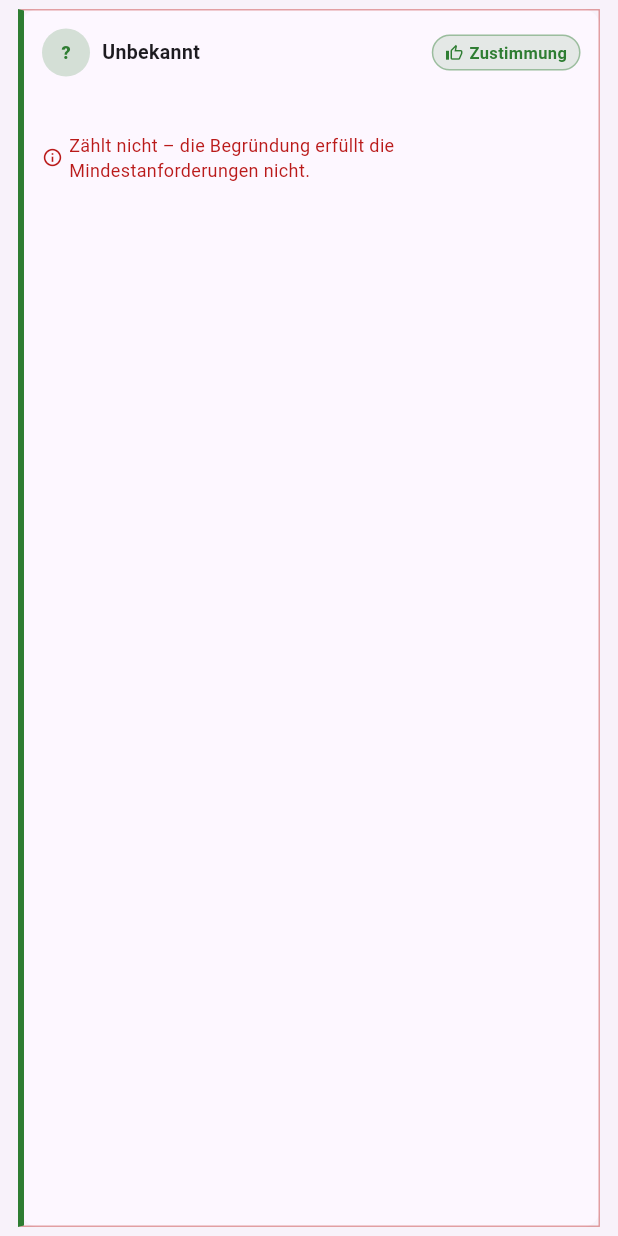
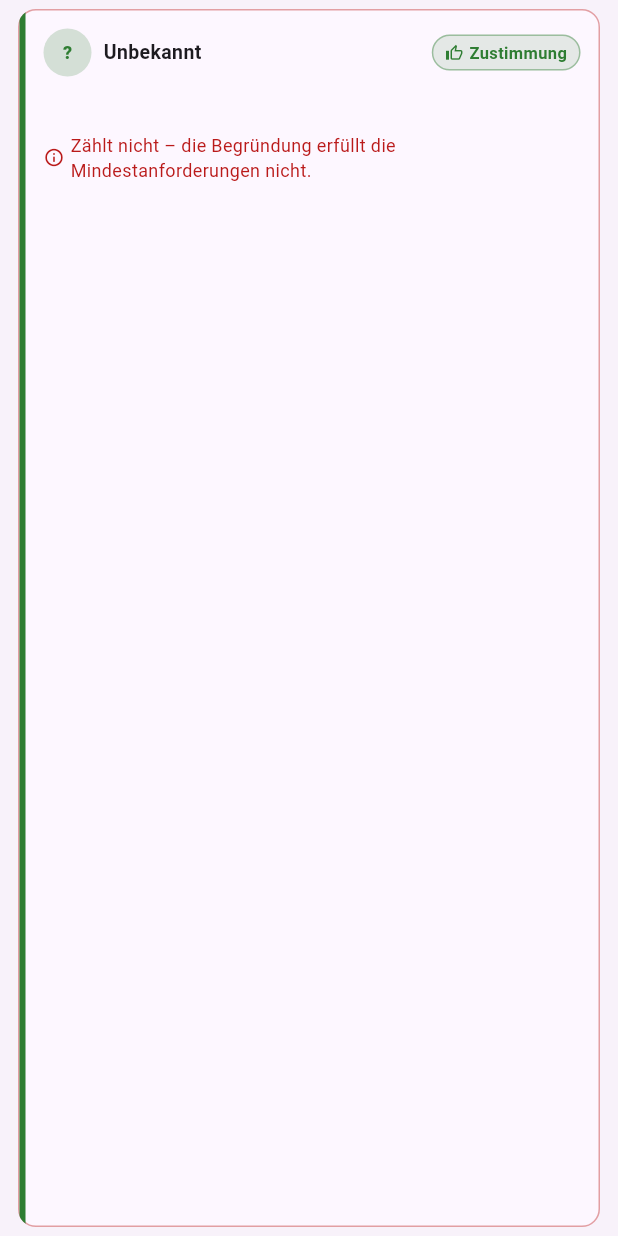
Before and after one commit to Rehajel15/reasoned, a Flutter app: the ReplyCard widget shown alone on an empty page, opened directly with empty values, on a phone screen of 412 x 824 dp. Run offline on Flutter 3.47's test engine with Material 3 defaults, Android fonts, the phone set to English and light mode, and no system bars; our stand-ins replace image_picker.

Commit message:
Fix non-uniform border crash in reply card
A Container with borderRadius can't carry a Border whose sides have
different colors or widths. The reply card had a 4-px stance-colored
left BorderSide combined with neutral sides on the other three, and the
inner steelman block had the same shape. Both now render the colored
stripe as a Positioned child inside a Stack, with a uniform outer border
and clipBehavior antiAlias to keep the rounded corner crop intact.

Also updates the onboarding widget test to look for the new ID-scan
heading instead of the removed klarname form heading.

Co-Authored-By: Claude Opus 4.7 <noreply@anthropic.com>

```diff
--- a/lib/widgets/reply_card.dart
+++ b/lib/widgets/reply_card.dart
@@ -17,31 +17,21 @@ class ReplyCard extends StatelessWidget {
     final counts = reply.counts;
 
     final stanceColor = reply.stance.color;
+    final outlineColor = counts
+        ? scheme.outlineVariant
+        : scheme.error.withValues(alpha: 0.4);
     return Container(
       margin: const EdgeInsets.symmetric(horizontal: 12, vertical: 6),
+      clipBehavior: Clip.antiAlias,
       decoration: BoxDecoration(
         color: scheme.surface,
-        border: Border(
-          top: BorderSide(
-            color: counts
-                ? scheme.outlineVariant
-                : scheme.error.withValues(alpha: 0.4),
-          ),
-          right: BorderSide(
-            color: counts
-                ? scheme.outlineVariant
-                : scheme.error.withValues(alpha: 0.4),
-          ),
-          bottom: BorderSide(
-            color: counts
-                ? scheme.outlineVariant
-                : scheme.error.withValues(alpha: 0.4),
-          ),
-          left: BorderSide(color: stanceColor, width: 4),
-        ),
+        border: Border.all(color: outlineColor),
         borderRadius: BorderRadius.circular(12),
       ),
-      padding: const EdgeInsets.all(12),
+      child: Stack(
+        children: [
+          Padding(
+            padding: const EdgeInsets.fromLTRB(16, 12, 12, 12),
             child: Column(
               crossAxisAlignment: CrossAxisAlignment.start,
               children: [
@@ -87,14 +77,15 @@ class ReplyCard extends StatelessWidget {
           if (reply.steelman != null && reply.steelman!.trim().isNotEmpty) ...[
             const SizedBox(height: 10),
             Container(
+              clipBehavior: Clip.antiAlias,
               decoration: BoxDecoration(
                 color: scheme.secondaryContainer.withValues(alpha: 0.5),
                 borderRadius: BorderRadius.circular(8),
-                border: Border(
-                  left: BorderSide(color: scheme.secondary, width: 3),
               ),
-              ),
-              padding: const EdgeInsets.all(10),
+              child: Stack(
+                children: [
+                  Padding(
+                    padding: const EdgeInsets.fromLTRB(13, 10, 10, 10),
                     child: Column(
                       crossAxisAlignment: CrossAxisAlignment.start,
                       children: [
@@ -123,6 +114,16 @@ class ReplyCard extends StatelessWidget {
                       ],
                     ),
                   ),
+                  Positioned(
+                    left: 0,
+                    top: 0,
+                    bottom: 0,
+                    width: 3,
+                    child: ColoredBox(color: scheme.secondary),
+                  ),
+                ],
+              ),
+            ),
           ],
           const SizedBox(height: 8),
           Text(reply.content),
@@ -143,6 +144,16 @@ class ReplyCard extends StatelessWidget {
           ],
         ],
             ),
+          ),
+          Positioned(
+            left: 0,
+            top: 0,
+            bottom: 0,
+            width: 4,
+            child: ColoredBox(color: stanceColor),
+          ),
+        ],
+      ),
     );
   }
 }
```
Also changed, not shown: 1 other file. Lines whose indentation alone changed are shown as unchanged.
